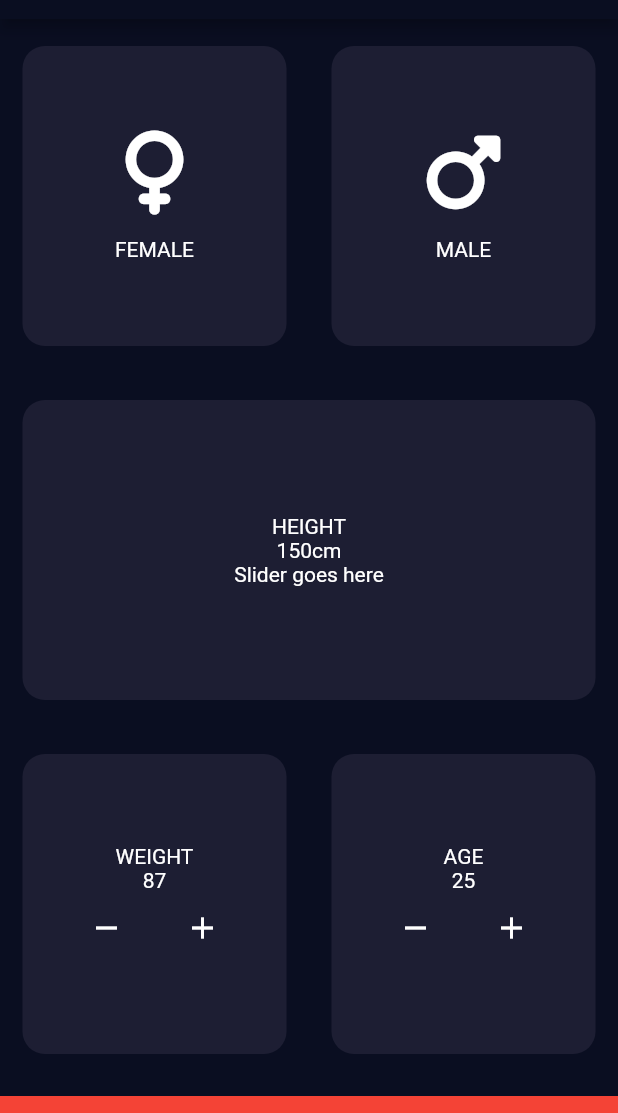
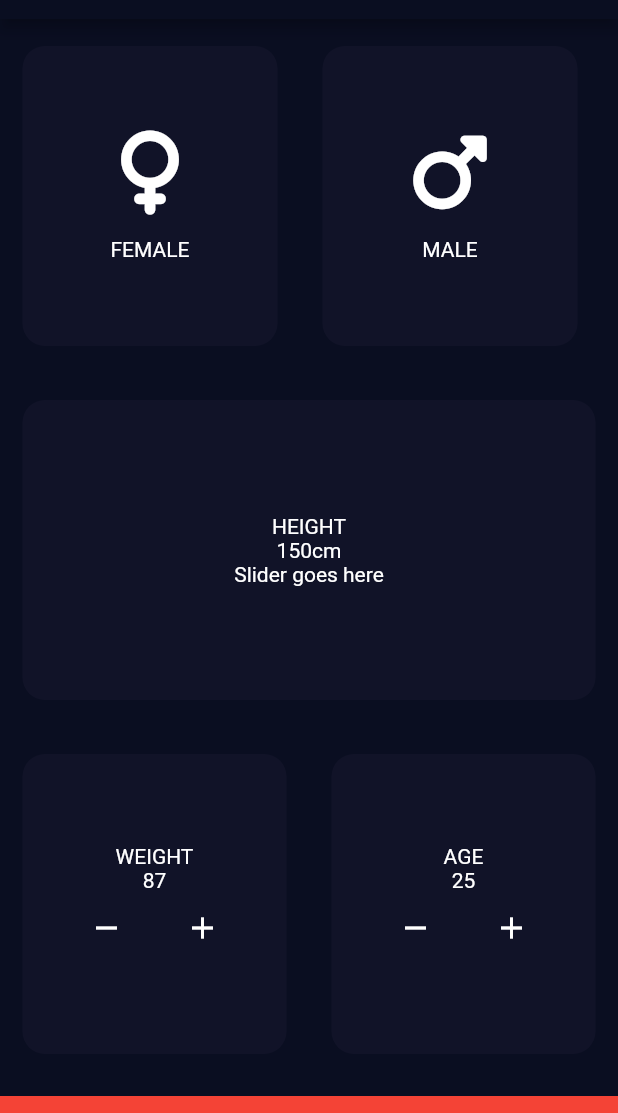
Before and after one commit to CarlosGarciaWeb/bmicalcflutter, a Flutter app: the screen it shows after launch, on a phone screen of 412 x 824 dp, the part 65-1178 px from its top. Run offline on Flutter 3.47's test engine with Material 2 defaults, Android fonts, the phone set to English and light mode, and no system bars; our stand-ins replace font_awesome_flutter.

Commit message:
create function that set states to show Gesture on Tap for the Gender card, also create Gender Enum to check what is active

```diff
--- a/lib/card_icons.dart
+++ b/lib/card_icons.dart
@@ -0,0 +1,27 @@
+import 'package:flutter/material.dart';
+import 'package:font_awesome_flutter/font_awesome_flutter.dart';
+
+class CardChild extends StatelessWidget {
+  const CardChild({super.key, required this.cardIcon, required this.cardTitle});
+
+  final IconData cardIcon;
+  final String cardTitle;
+
+  final double cardChildSpacing = 15.0;
+  final double cardChildIconSize = 56.0;
+
+  @override
+  Widget build(BuildContext context) {
+    return Column(
+      mainAxisAlignment: MainAxisAlignment.center,
+      children: [
+        FaIcon(
+          cardIcon,
+          size: cardChildIconSize,
+        ),
+        SizedBox(height: cardChildSpacing),
+        Text(cardTitle)
+      ],
+    );
+  }
+}
--- a/lib/input_page.dart
+++ b/lib/input_page.dart
@@ -1,9 +1,17 @@
 import 'package:flutter/material.dart';
 import 'package:font_awesome_flutter/font_awesome_flutter.dart';
+import 'package:bmicalculator/reusable_card.dart';
+import 'package:bmicalculator/card_icons.dart';
 
 const defaultColor = Color(0xFF0A0E21);
-const defaultCardColor = Color(0xFF1D1E33);
+const defaultCardColor =Color(0xFF1D1E33) ;
+const inactiveCardColor = Color(0xFF111328);
 const bottomColor = Colors.red;
+
+enum Gender {
+  female,
+  male
+}
 
 class InputPage extends StatefulWidget {
   const InputPage({super.key});
@@ -13,6 +21,27 @@ class InputPage extends StatefulWidget {
 }
 
 class _InputPageState extends State<InputPage> {
+  Color activeCardColor = defaultCardColor;
+  Color femaleCardColor = inactiveCardColor;
+  Color maleCardColor = inactiveCardColor;
+
+  showActiveCard(Gender selectedCard) {
+    setState(() {
+      if (selectedCard == Gender.female && femaleCardColor == activeCardColor) {
+        femaleCardColor = inactiveCardColor;
+      } else if (selectedCard == Gender.male &&
+          maleCardColor == activeCardColor) {
+        maleCardColor = inactiveCardColor;
+      } else if (selectedCard == Gender.female) {
+        femaleCardColor = activeCardColor;
+        maleCardColor = inactiveCardColor;
+      } else if (selectedCard == Gender.male) {
+        maleCardColor = activeCardColor;
+        femaleCardColor = inactiveCardColor;
+      }
+    });
+  }
+
   @override
   Widget build(BuildContext context) {
     return Scaffold(
@@ -22,20 +51,30 @@ class _InputPageState extends State<InputPage> {
       body: Center(
         child: Column(
           children: [
-            const Expanded(
+            Expanded(
               child: Row(
                 children: [
-                  BMICard(
-                    cardColor: defaultCardColor,
-                    cardChild: CardChild(
-                      cardIcon: FontAwesomeIcons.venus,
-                      cardTitle: "FEMALE",
+                  GestureDetector(
+                    onTap: () {
+                      showActiveCard(Gender.female);
+                    },
+                    child: BMICard(
+                      cardColor: femaleCardColor,
+                      cardChild: const CardChild(
+                        cardIcon: FontAwesomeIcons.venus,
+                        cardTitle: "FEMALE",
+                      ),
                     ),
                   ),
-                  BMICard(
-                    cardColor: defaultCardColor,
-                    cardChild: CardChild(
-                        cardIcon: FontAwesomeIcons.mars, cardTitle: "MALE"),
+                  GestureDetector(
+                    onTap: () {
+                      showActiveCard(Gender.male);
+                    },
+                    child: BMICard(
+                      cardColor: maleCardColor,
+                      cardChild: const CardChild(
+                          cardIcon: FontAwesomeIcons.mars, cardTitle: "MALE"),
+                    ),
                   ),
                 ],
               ),
@@ -44,7 +83,7 @@ class _InputPageState extends State<InputPage> {
               child: Row(
                 children: [
                   BMICard(
-                    cardColor: defaultCardColor,
+                    cardColor: inactiveCardColor,
                     cardChild: Column(
                       mainAxisAlignment: MainAxisAlignment.center,
                       children: [
@@ -64,7 +103,7 @@ class _InputPageState extends State<InputPage> {
               child: Row(
                 children: [
                   BMICard(
-                    cardColor: defaultCardColor,
+                    cardColor: inactiveCardColor,
                     cardChild: Column(
                       mainAxisAlignment: MainAxisAlignment.center,
                       children: [
@@ -91,7 +130,7 @@ class _InputPageState extends State<InputPage> {
                     ),
                   ),
                   BMICard(
-                    cardColor: defaultCardColor,
+                    cardColor: inactiveCardColor,
                     cardChild: Column(
                       mainAxisAlignment: MainAxisAlignment.center,
                       children: [
@@ -131,51 +170,3 @@ class _InputPageState extends State<InputPage> {
     );
   }
 }
-
-class CardChild extends StatelessWidget {
-  const CardChild({super.key, required this.cardIcon, required this.cardTitle});
-
-  final IconData cardIcon;
-  final String cardTitle;
-
-  final double cardChildSpacing = 15.0;
-  final double cardChildIconSize = 56.0;
-
-  @override
-  Widget build(BuildContext context) {
-    return Column(
-      mainAxisAlignment: MainAxisAlignment.center,
-      children: [
-        FaIcon(
-          cardIcon,
-          size: cardChildIconSize,
-        ),
-        SizedBox(height: cardChildSpacing),
-        Text(cardTitle)
-      ],
-    );
-  }
-}
-
-class BMICard extends StatelessWidget {
-  const BMICard({super.key, required this.cardColor, required this.cardChild});
-
-  final Widget cardChild;
-  final Color cardColor;
-
-  @override
-  Widget build(BuildContext context) {
-    return Expanded(
-      child: Container(
-        margin: const EdgeInsets.all(15.0),
-        height: 200.00,
-        width: 170.00,
-        decoration: BoxDecoration(
-          borderRadius: BorderRadius.circular(15),
-          color: defaultCardColor,
-        ),
-        child: cardChild,
-      ),
-    );
-  }
-}
--- a/lib/reusable_card.dart
+++ b/lib/reusable_card.dart
@@ -0,0 +1,27 @@
+import 'package:flutter/material.dart';
+
+
+
+
+class BMICard extends StatelessWidget {
+  const BMICard({super.key, required this.cardColor, required this.cardChild});
+
+  final Widget cardChild;
+  final Color cardColor;
+
+  @override
+  Widget build(BuildContext context) {
+    return Expanded(
+      child: Container(
+        margin: const EdgeInsets.all(15.0),
+        height: 200.00,
+        width: 170.00,
+        decoration: BoxDecoration(
+          borderRadius: BorderRadius.circular(15),
+          color: cardColor,
+        ),
+        child: cardChild,
+      ),
+    );
+  }
+}
```
